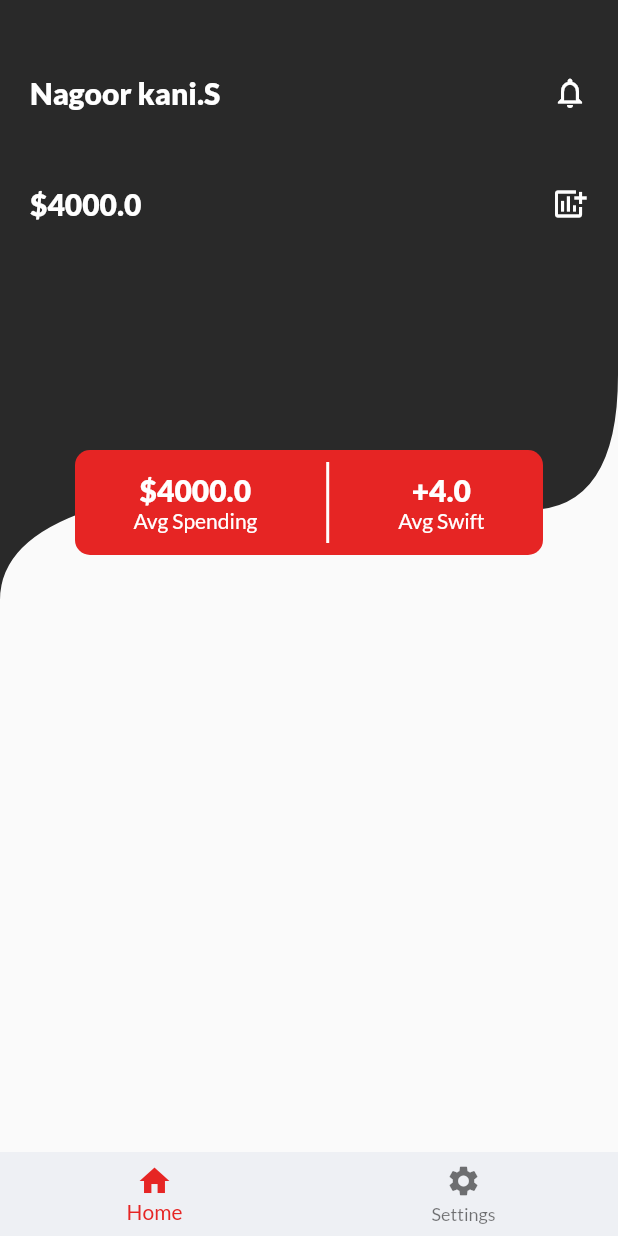
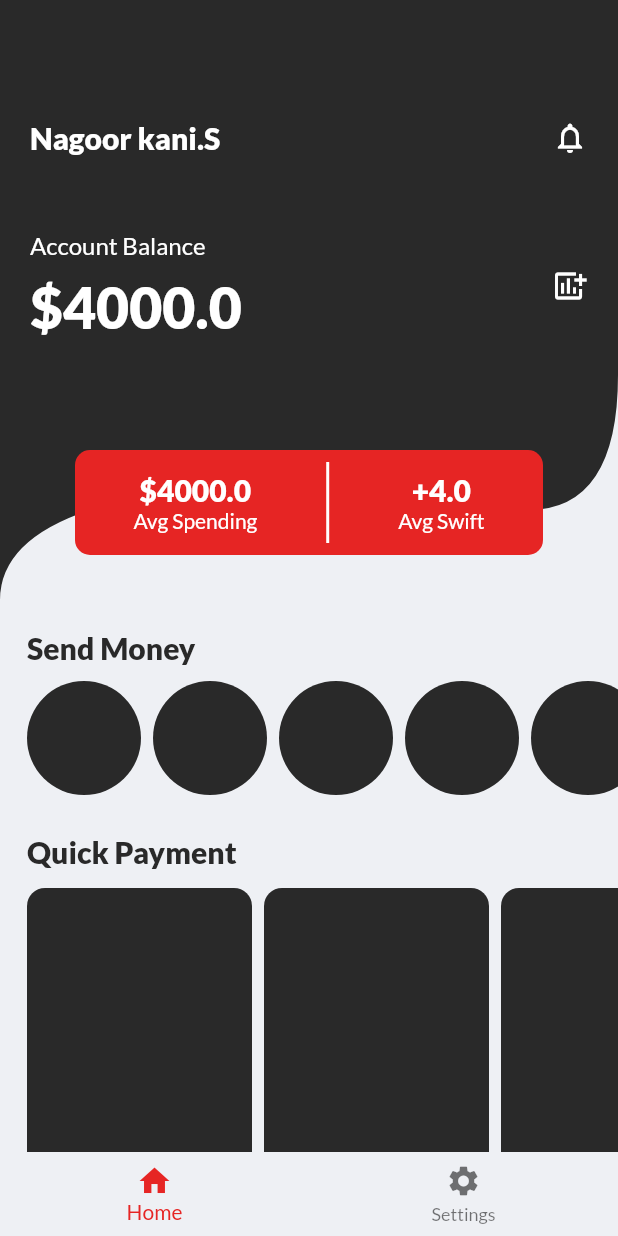
Before and after one commit to Nagoorkani2393/payment_app, a Flutter app: the screen it shows after launch, on a phone screen of 412 x 824 dp. Run offline on Flutter 3.47's test engine with Material 2 defaults, Android fonts, the phone set to English and light mode, and no system bars.

Commit message:
refactor : code

```diff
--- a/lib/constants/app_text.dart
+++ b/lib/constants/app_text.dart
@@ -16,6 +16,11 @@ class AppFont{
   static const double size_16 = 16.0;
   static const double size_18 = 18.0;
   static const double size_20 = 20.0;
+  static const double size_24 = 24.0;
+  static const double size_32 = 32.0;
+  static const double size_38 = 38.0;
+  static const double size_42 = 42.0;
+  static const double size_46 = 46.0;
 
   static const Color colorWhite = Color(0xFFFFFFFF);
   static const Color colorBlack = Color(0xFF000000);
--- a/lib/pages/home_page.dart
+++ b/lib/pages/home_page.dart
@@ -1,4 +1,6 @@
 import 'package:flutter/material.dart';
+import 'package:payment_app/constants/app_text.dart';
+
 import '../constants/app_colors/app_colors.dart';
 import '../constants/style.dart';
 import '../widgets/home_background_painter.dart';
@@ -9,12 +11,14 @@ class HomePage extends StatelessWidget {
 
   @override
   Widget build(BuildContext context) {
-    return SizedBox(
+    return Container(
+      color: AppColors.secondaryColor,
       width: double.infinity,
       height: double.infinity,
       child: SingleChildScrollView(
         physics: const ClampingScrollPhysics(),
         child: Column(
+          crossAxisAlignment: CrossAxisAlignment.start,
           children: [
             Stack(
               children: [
@@ -27,7 +31,7 @@ class HomePage extends StatelessWidget {
                   ),
                 ),
                 Positioned(
-                  top: 50.0,
+                  top: 80.0,
                     left: 20.0,
                     right: 20.0,
                     child: Column(
@@ -43,10 +47,21 @@ class HomePage extends StatelessWidget {
                         const SizedBox(height: 50.0,),
                         Row(
                           mainAxisAlignment: MainAxisAlignment.spaceBetween,
-                          children: const [
-                            Text("\$4000.0",
-                              style: Style.headingText,),
-                            Icon(Icons.add_chart, color: Colors.white,),
+                          crossAxisAlignment: CrossAxisAlignment.center,
+                          children: [
+                            Column(
+                              crossAxisAlignment: CrossAxisAlignment.start,
+                              children: [
+                                const Text("Account Balance",
+                                  style: Style.subText,),
+                                const SizedBox(height: 8.0,)
+,                                Text("\$4000.0",
+                                  style: Style.headingText.copyWith(
+                                    fontSize: AppFont.size_38
+                                  ),),
+                                ],
+                            ),
+                            const Icon(Icons.add_chart, color: Colors.white,),
                           ],
                         ),
                       ],
@@ -103,11 +118,69 @@ class HomePage extends StatelessWidget {
             const SizedBox(
               height: 20,
             ),
-            Container(
-              height: 150,
+            Column(
+              crossAxisAlignment: CrossAxisAlignment.start,
+              children: [
+                Padding(
+                  padding: const EdgeInsets.symmetric(horizontal: 18.0),
+                  child: Text("Send Money", style: Style.headingText.copyWith(
+                    color: AppColors.primaryColor
+                  ),),
+                ),
+                const SizedBox(height: 8.0,),
+                SizedBox(
+                  width: double.infinity,
+                  height: 80.0,
+                  child: ListView.builder(
+                    padding: const EdgeInsets.symmetric(horizontal: 14.0),
+                    scrollDirection: Axis.horizontal,
+                      itemCount: 10, itemBuilder: (context, index) {
+                        return Padding(
+                          padding: const EdgeInsets.all(2.0),
+                          child: Container(
+                            width: 80.0,
+                            height: 80.0,
+                            decoration: const BoxDecoration(
+                              shape: BoxShape.circle,
+                              color: AppColors.primaryColor,
+                            ),
+                          ),
+                        );
+                  }),
+                )
+              ],
             ),
-            Container(
-              height: 450,
+            const SizedBox(height: 24.0,),
+            Column(
+              crossAxisAlignment: CrossAxisAlignment.start,
+              children: [
+                Padding(
+                  padding: const EdgeInsets.symmetric(horizontal: 18.0),
+                  child: Text("Quick Payment", style: Style.headingText.copyWith(
+                      color: AppColors.primaryColor
+                  ),),
+                ),
+                const SizedBox(height: 8.0,),
+                SizedBox(
+                  width: double.infinity,
+                  height: 200.0,
+                  child: ListView.builder(
+                      padding: const EdgeInsets.symmetric(horizontal: 14.0),
+                      scrollDirection: Axis.horizontal,
+                      itemCount: 10, itemBuilder: (context, index) {
+                    return Padding(
+                      padding: const EdgeInsets.all(4.0),
+                      child: Container(
+                        width: 150.0,
+                        decoration: BoxDecoration(
+                          borderRadius: BorderRadius.circular(12.0),
+                          color: AppColors.primaryColor,
+                        ),
+                      ),
+                    );
+                  }),
+                )
+              ],
             ),
           ],
         ),
--- a/lib/pages/settings_page.dart
+++ b/lib/pages/settings_page.dart
@@ -1,6 +1,6 @@
+import 'package:flutter/cupertino.dart';
 import 'package:flutter/material.dart';
 
-import '../constants/app_colors/app_colors.dart';
 
 class SettingsPage extends StatelessWidget {
   const SettingsPage({Key? key}) : super(key: key);
@@ -8,7 +8,37 @@ class SettingsPage extends StatelessWidget {
   @override
   Widget build(BuildContext context) {
     return Container(
-      color: AppColors.secondaryColor,
+      width: double.infinity,
+      height: double.infinity,
+      color: Colors.black,
+      child: SafeArea(
+        child: Center(
+          child: Container(
+            width: 220.0,
+            height: 300.0,
+            decoration: BoxDecoration(
+              borderRadius: BorderRadius.circular(12.0),
+              color: Colors.white,
+              image: const DecorationImage(
+                alignment: Alignment.topCenter,
+                image: NetworkImage(
+                    "https://wallpapercave.com/wp/wp4676576.jpg",
+                   ),
+              )
+            ),
+            child: Column(
+              children: const [
+                Align(
+                    alignment: Alignment.topRight,
+                    child: Padding(
+                      padding: EdgeInsets.all(8.0),
+                      child: Icon(Icons.account_balance_wallet_outlined, color: Colors.white,),
+                    )),
+              ],
+            ),
+          ),
+        ),
+      ),
     );
   }
 }
```
